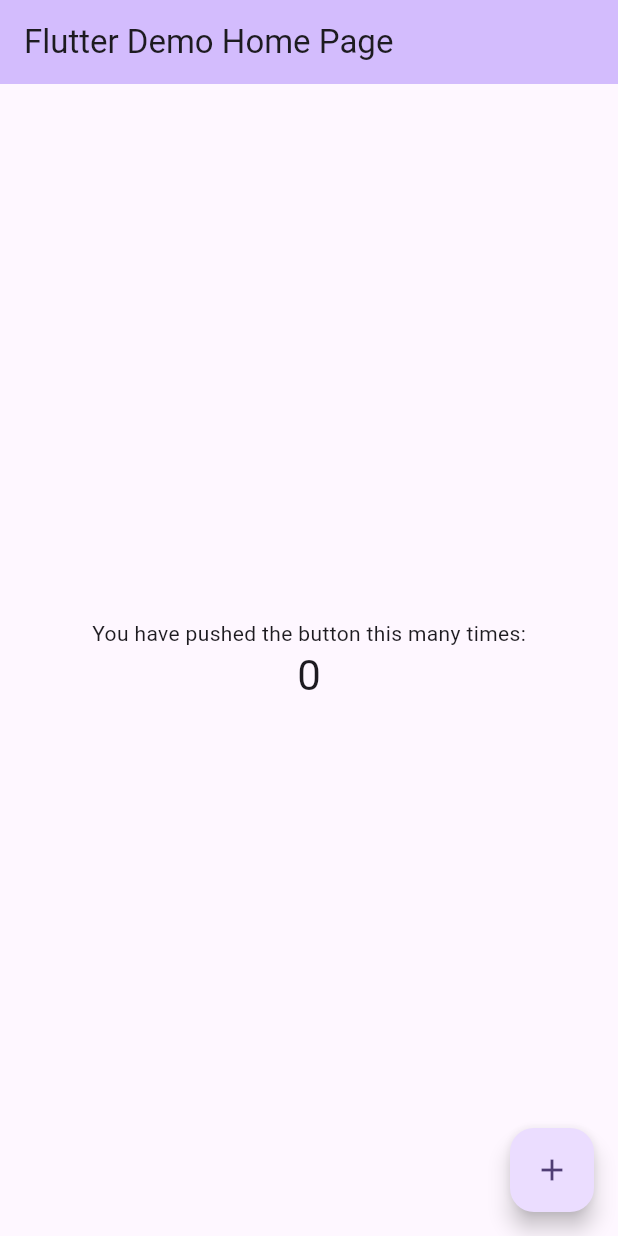
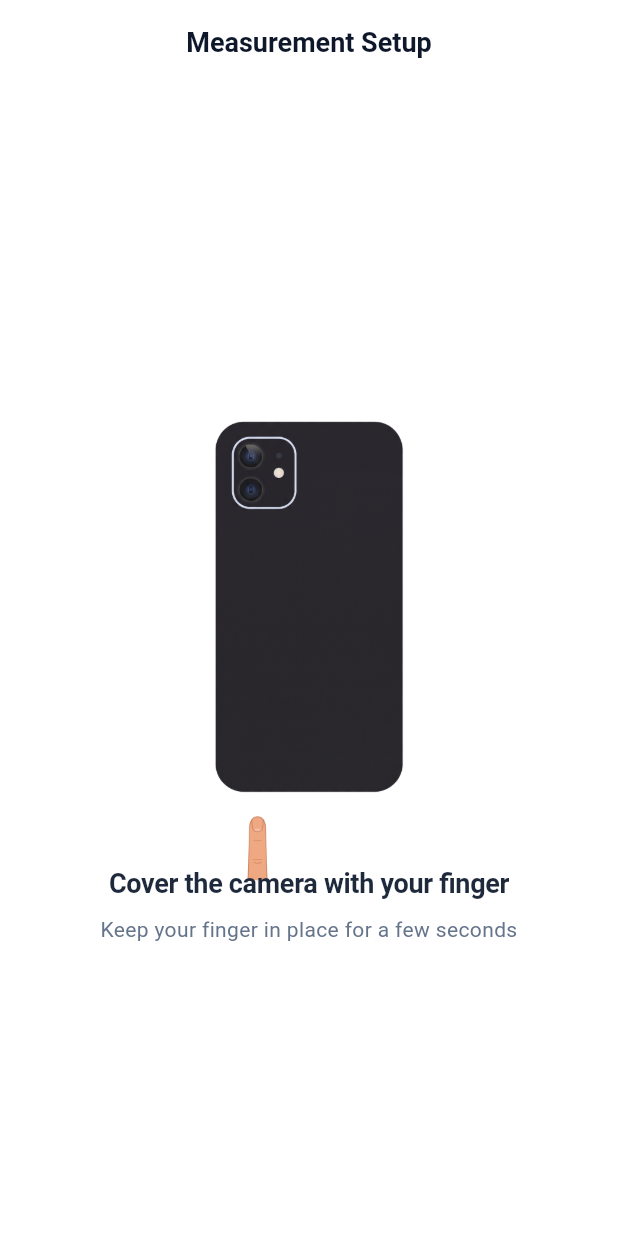
Before and after one commit to Dhyankannoth/daansATD, a Flutter app: the screen it shows after launch, on a phone screen of 412 x 824 dp. Run offline on Flutter 3.47's test engine with Material 3 defaults, Android fonts, the phone set to English and light mode, and no system bars; project files that could hold a hidden picture were left out.

Commit message:
current actions

```diff
--- /dev/null
+++ b/app/lib/camera_finger_instruction.dart
@@ -0,0 +1,242 @@
+import 'dart:math' as math;
+import 'package:flutter/material.dart';
+
+/// Clean, medical-app instructional animation widget demonstrating
+/// how to place a finger over the phone's camera and hold it there.
+class CameraFingerInstruction extends StatefulWidget {
+  /// Overall height of the instruction widget. Defaults to responsive layout.
+  final double? height;
+
+  /// Custom duration of one complete loop cycle. Defaults to 4 seconds.
+  final Duration cycleDuration;
+
+  /// Relative X position of the camera center within the phone image (0.0 to 1.0).
+  /// For this phone asset, the camera module is located at ~27% from the left.
+  final double cameraRelativeX;
+
+  /// Relative Y position of the camera center within the phone image (0.0 to 1.0).
+  /// For this phone asset, the primary camera lens is at ~13% from the top.
+  final double cameraRelativeY;
+
+  /// Scale multiplier applied to the finger when covering the camera.
+  final double fingerCoverScale;
+
+  const CameraFingerInstruction({
+    super.key,
+    this.height,
+    this.cycleDuration = const Duration(seconds: 4),
+    this.cameraRelativeX = 0.275,
+    this.cameraRelativeY = 0.135,
+    this.fingerCoverScale = 1.04,
+  });
+
+  @override
+  State<CameraFingerInstruction> createState() => _CameraFingerInstructionState();
+}
+
+class _CameraFingerInstructionState extends State<CameraFingerInstruction>
+    with SingleTickerProviderStateMixin {
+  late final AnimationController _controller;
+  late final Animation<double> _approachAnimation;
+  late final Animation<double> _releaseAnimation;
+
+  // Aspect ratio of the phone asset (width / height)
+  // The phone image is 1080 x 1920 (9:16)
+  static const double _phoneAspectRatio = 1080 / 1920;
+
+  @override
+  void initState() {
+    super.initState();
+
+    _controller = AnimationController(
+      vsync: this,
+      duration: widget.cycleDuration,
+    );
+
+    // Sequence Breakdown (4.0s total):
+    // 0.0s - 1.0s (0.00 -> 0.25): Approach (finger moves upward to camera)
+    // 1.0s - 3.0s (0.25 -> 0.75): Hold (finger stationary over camera + subtle pulse)
+    // 3.0s - 4.0s (0.75 -> 1.00): Release (finger returns to initial position)
+
+    _approachAnimation = CurvedAnimation(
+      parent: _controller,
+      curve: const Interval(0.00, 0.25, curve: Curves.easeInOutCubic),
+    );
+
+    _releaseAnimation = CurvedAnimation(
+      parent: _controller,
+      curve: const Interval(0.75, 1.00, curve: Curves.easeInOutCubic),
+    );
+
+    _controller.repeat();
+  }
+
+  @override
+  void dispose() {
+    _controller.dispose();
+    super.dispose();
+  }
+
+  @override
+  Widget build(BuildContext context) {
+    return LayoutBuilder(
+      builder: (context, constraints) {
+        // Compute responsive dimensions that guarantee no overflow
+        final maxHeight = widget.height ??
+            (constraints.maxHeight.isFinite ? constraints.maxHeight : 440.0);
+        final maxWidth = constraints.maxWidth.isFinite ? constraints.maxWidth : 320.0;
+
+        // Reserve space: Animation container takes ~72% of total height, text takes ~28%
+        final double animContainerHeight = (maxHeight * 0.70).clamp(180.0, 320.0);
+        final double phoneHeight = animContainerHeight * 0.88;
+        final double phoneWidth = phoneHeight * _phoneAspectRatio;
+
+        // Finger sizing relative to phone
+        final double fingerWidth = phoneWidth * 0.38;
+        final double fingerHeight = fingerWidth * 2.1; // finger aspect ratio
+
+        return Column(
+          mainAxisSize: MainAxisSize.min,
+          crossAxisAlignment: CrossAxisAlignment.center,
+          children: [
+            // Animation canvas
+            SizedBox(
+              height: animContainerHeight,
+              width: maxWidth,
+              child: Center(
+                child: SizedBox(
+                  width: phoneWidth,
+                  height: phoneHeight,
+                  child: Stack(
+                    clipBehavior: Clip.none,
+                    alignment: Alignment.center,
+                    children: [
+                      // Fixed Phone Image
+                      Positioned.fill(
+                        child: Image.asset(
+                          'assets/animations/phone.png',
+                          fit: BoxFit.contain,
+                        ),
+                      ),
+
+                      // Animated Finger Layer
+                      AnimatedBuilder(
+                        animation: _controller,
+                        builder: (context, child) {
+                          final tApproach = _approachAnimation.value;
+                          final tRelease = _releaseAnimation.value;
+
+                          // 0.0 = initial position (below camera/phone), 1.0 = covering camera
+                          // Approach brings progress from 0 -> 1
+                          // Release brings progress from 1 -> 0
+                          final double progress = (tApproach - tRelease).clamp(0.0, 1.0);
+
+                          // Initial state position: finger below phone, pointing up toward camera
+                          final double startX = phoneWidth * widget.cameraRelativeX;
+                          final double startY = phoneHeight * 0.95;
+
+                          // Final target position: fingertip positioned over camera
+                          final double targetX = phoneWidth * widget.cameraRelativeX;
+                          final double targetY = phoneHeight * widget.cameraRelativeY;
+
+                          // Current interpolated position (anchor at fingertip center: top-center)
+                          final double currentX = startX + (targetX - startX) * progress;
+                          final double currentY = startY + (targetY - startY) * progress;
+
+                          // Subtle feedback during hold phase (1.0s to 3.0s)
+                          // Very gentle scale breathing pulse
+                          double holdScale = 1.0;
+                          double holdGlow = 0.0;
+                          if (_controller.value >= 0.25 && _controller.value <= 0.75) {
+                            final cycleVal = (_controller.value - 0.25) / 0.50; // 0.0 to 1.0
+                            // 2 gentle sine wave cycles during the 2s hold
+                            final sineVal = (1.0 - math.cos(cycleVal * 4 * math.pi)) / 2.0;
+                            holdScale = 1.0 + (widget.fingerCoverScale - 1.0) * (0.5 + 0.5 * sineVal);
+                            holdGlow = 0.15 * sineVal;
+                          } else if (progress > 0.0) {
+                            holdScale = 1.0 + (widget.fingerCoverScale - 1.0) * progress;
+                          }
+
+                          return Positioned(
+                            left: currentX - (fingerWidth / 2),
+                            top: currentY - (fingerHeight * 0.12), // Align camera with fingertip pad
+                            child: Transform.scale(
+                              scale: holdScale,
+                              alignment: const Alignment(0, -0.75), // Scale around fingertip pad
+                              child: Stack(
+                                alignment: Alignment.topCenter,
+                                children: [
+                                  // Optional subtle camera coverage indicator
+                                  if (holdGlow > 0.01)
+                                    Positioned(
+                                      top: fingerHeight * 0.08,
+                                      child: Container(
+                                        width: fingerWidth * 0.75,
+                                        height: fingerWidth * 0.75,
+                                        decoration: BoxDecoration(
+                                          shape: BoxShape.circle,
+                                          color: Colors.redAccent.withValues(alpha: holdGlow),
+                                        ),
+                                      ),
+                                    ),
+                                  // Finger Image
+                                  SizedBox(
+                                    width: fingerWidth,
+                                    height: fingerHeight,
+                                    child: Image.asset(
+                                      'assets/animations/finger.png',
+                                      fit: BoxFit.contain,
+                                    ),
+                                  ),
+                                ],
+                              ),
+                            ),
+                          );
+                        },
+                      ),
+                    ],
+                  ),
+                ),
+              ),
+            ),
+
+            const SizedBox(height: 18.0),
+
+            // Instructional Text Section
+            Padding(
+              padding: const EdgeInsets.symmetric(horizontal: 24.0),
+              child: Column(
+                mainAxisSize: MainAxisSize.min,
+                children: const [
+                  Text(
+                    'Cover the camera with your finger',
+                    textAlign: TextAlign.center,
+                    style: TextStyle(
+                      fontFamily: 'Roboto',
+                      fontSize: 18.0,
+                      fontWeight: FontWeight.w600,
+                      color: Color(0xFF1E293B), // Slate 800
+                      letterSpacing: -0.2,
+                    ),
+                  ),
+                  SizedBox(height: 8.0),
+                  Text(
+                    'Keep your finger in place for a few seconds',
+                    textAlign: TextAlign.center,
+                    style: TextStyle(
+                      fontFamily: 'Roboto',
+                      fontSize: 14.0,
+                      fontWeight: FontWeight.w400,
+                      color: Color(0xFF64748B), // Slate 500
+                      height: 1.35,
+                    ),
+                  ),
+                ],
+              ),
+            ),
+          ],
+        );
+      },
+    );
+  }
+}
--- a/app/lib/main.dart
+++ b/app/lib/main.dart
@@ -1,121 +1,58 @@
 import 'package:flutter/material.dart';
+import 'package:app/camera_finger_instruction.dart';
 
 void main() {
-  runApp(const MyApp());
+  runApp(const VMedithonApp());
 }
 
-class MyApp extends StatelessWidget {
-  const MyApp({super.key});
+class VMedithonApp extends StatelessWidget {
+  const VMedithonApp({super.key});
 
-  // This widget is the root of your application.
   @override
   Widget build(BuildContext context) {
     return MaterialApp(
-      title: 'Flutter Demo',
+      title: 'Camera Instruction',
+      debugShowCheckedModeBanner: false,
       theme: ThemeData(
-        // This is the theme of your application.
-        //
-        // TRY THIS: Try running your application with "flutter run". You'll see
-        // the application has a purple toolbar. Then, without quitting the app,
-        // try changing the seedColor in the colorScheme below to Colors.green
-        // and then invoke "hot reload" (save your changes or press the "hot
-        // reload" button in a Flutter-supported IDE, or press "r" if you used
-        // the command line to start the app).
-        //
-        // Notice that the counter didn't reset back to zero; the application
-        // state is not lost during the reload. To reset the state, use hot
-        // restart instead.
-        //
-        // This works for code too, not just values: Most code changes can be
-        // tested with just a hot reload.
-        colorScheme: .fromSeed(seedColor: Colors.deepPurple),
+        scaffoldBackgroundColor: Colors.white,
+        colorScheme: ColorScheme.fromSeed(
+          seedColor: const Color(0xFF0284C7),
+          surface: Colors.white,
+        ),
+        useMaterial3: true,
       ),
-      home: const MyHomePage(title: 'Flutter Demo Home Page'),
+      home: const CameraInstructionScreen(),
     );
   }
 }
 
-class MyHomePage extends StatefulWidget {
-  const MyHomePage({super.key, required this.title});
-
-  // This widget is the home page of your application. It is stateful, meaning
-  // that it has a State object (defined below) that contains fields that affect
-  // how it looks.
-
-  // This class is the configuration for the state. It holds the values (in this
-  // case the title) provided by the parent (in this case the App widget) and
-  // used by the build method of the State. Fields in a Widget subclass are
-  // always marked "final".
-
-  final String title;
-
-  @override
-  State<MyHomePage> createState() => _MyHomePageState();
-}
-
-class _MyHomePageState extends State<MyHomePage> {
-  int _counter = 0;
-
-  void _incrementCounter() {
-    setState(() {
-      // This call to setState tells the Flutter framework that something has
-      // changed in this State, which causes it to rerun the build method below
-      // so that the display can reflect the updated values. If we changed
-      // _counter without calling setState(), then the build method would not be
-      // called again, and so nothing would appear to happen.
-      _counter++;
-    });
-  }
+class CameraInstructionScreen extends StatelessWidget {
+  const CameraInstructionScreen({super.key});
 
   @override
   Widget build(BuildContext context) {
-    // This method is rerun every time setState is called, for instance as done
-    // by the _incrementCounter method above.
-    //
-    // The Flutter framework has been optimized to make rerunning build methods
-    // fast, so that you can just rebuild anything that needs updating rather
-    // than having to individually change instances of widgets.
     return Scaffold(
+      backgroundColor: Colors.white,
       appBar: AppBar(
-        // TRY THIS: Try changing the color here to a specific color (to
-        // Colors.amber, perhaps?) and trigger a hot reload to see the AppBar
-        // change color while the other colors stay the same.
-        backgroundColor: Theme.of(context).colorScheme.inversePrimary,
-        // Here we take the value from the MyHomePage object that was created by
-        // the App.build method, and use it to set our appbar title.
-        title: Text(widget.title),
-      ),
-      body: Center(
-        // Center is a layout widget. It takes a single child and positions it
-        // in the middle of the parent.
-        child: Column(
-          // Column is also a layout widget. It takes a list of children and
-          // arranges them vertically. By default, it sizes itself to fit its
-          // children horizontally, and tries to be as tall as its parent.
-          //
-          // Column has various properties to control how it sizes itself and
-          // how it positions its children. Here we use mainAxisAlignment to
-          // center the children vertically; the main axis here is the vertical
-          // axis because Columns are vertical (the cross axis would be
-          // horizontal).
-          //
-          // TRY THIS: Invoke "debug painting" (choose the "Toggle Debug Paint"
-          // action in the IDE, or press "p" in the console), to see the
-          // wireframe for each widget.
-          mainAxisAlignment: .center,
-          children: [
-            const Text('You have pushed the button this many times:'),
-            Text(
-              '$_counter',
-              style: Theme.of(context).textTheme.headlineMedium,
-            ),
-          ],
+        backgroundColor: Colors.white,
+        elevation: 0,
+        centerTitle: true,
+        title: const Text(
+          'Measurement Setup',
+          style: TextStyle(
+            fontSize: 18,
+            fontWeight: FontWeight.w600,
+            color: Color(0xFF0F172A),
+          ),
         ),
       ),
-      floatingActionButton: FloatingActionButton(
-        onPressed: _incrementCounter,
-        tooltip: 'Increment',
-        child: const Icon(Icons.add),
+      body: const SafeArea(
+        child: Center(
+          child: SingleChildScrollView(
+            padding: EdgeInsets.symmetric(vertical: 24.0),
+            child: CameraFingerInstruction(),
+          ),
+        ),
       ),
     );
   }
```
Also changed, not shown: app/pubspec.yaml (+5 -3 lines), app/assets/animations/finger.jpeg (added), app/assets/animations/finger.jpg (added), app/assets/animations/finger.png (added), app/assets/animations/phone.jpeg (added), app/assets/animations/phone.jpg (added), app/assets/animations/phone.png (added), app/assets/animations/phone.svg (added), 2 other files.
